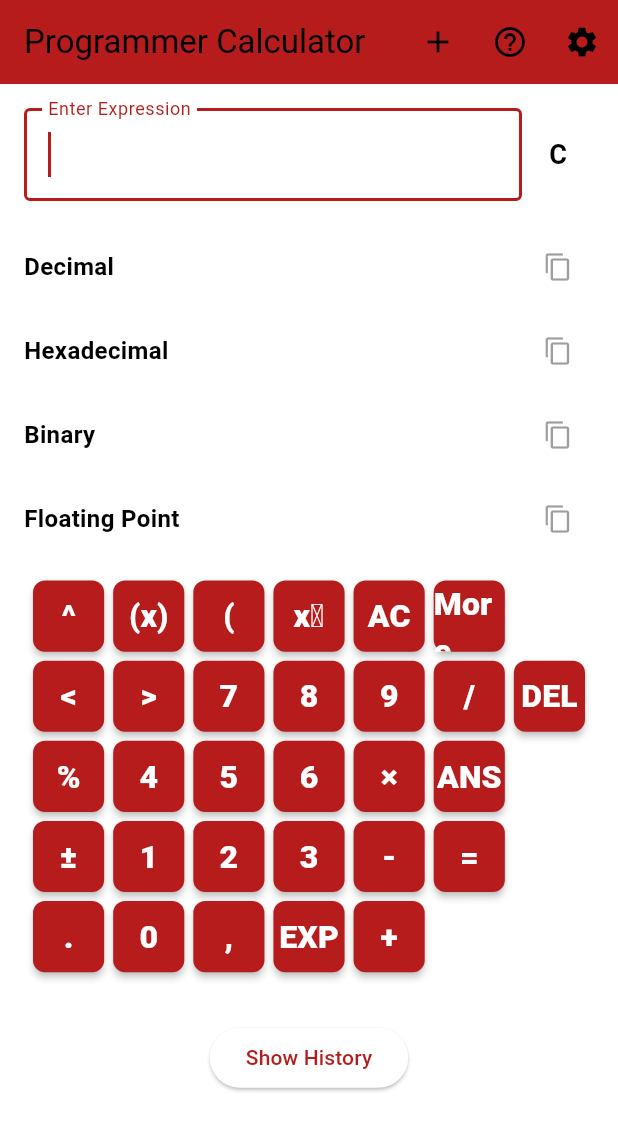
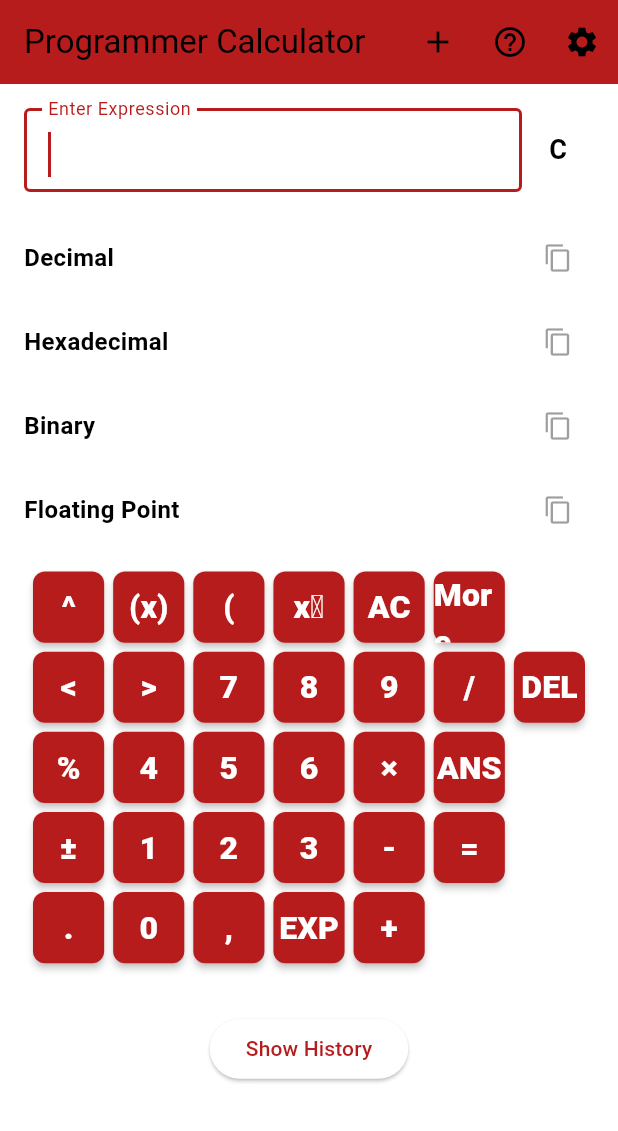
Before and after one commit to richyo-codes/pcalc-express, a Flutter app: the screen it shows after launch, on a phone screen of 412 x 824 dp. Shown: the top 1131 px of the screen. Run offline on Flutter 3.47's test engine with Material 3 defaults, Android fonts, the light colour scheme and no system bars; missing offline and left inert: dart:ffi, expressions, window_manager.

Commit message:
rendering fixes

```diff
--- a/lib/main.dart
+++ b/lib/main.dart
@@ -195,13 +195,17 @@ class _CalculatorScreenState extends State<CalculatorScreen> {
   @override
   void initState() {
     super.initState();
-    _focusNode.requestFocus(); // Set focus to the TextField by default
+
     // Determine if calculator buttons should be shown
     if (Platform.isAndroid) {
       showCalcButtons = true;
     } else {
       showCalcButtons = widget.showCalcButtonsDesktop ?? false;
     }
+
+     WidgetsBinding.instance.addPostFrameCallback((_) {
+      _focusNode.requestFocus();// Set focus to the TextField by default
+    });
   }
 
   @override
@@ -499,7 +503,12 @@ class _CalculatorScreenState extends State<CalculatorScreen> {
         padding: const EdgeInsets.all(16.0),
         child: Column(
           children: [
-            Row(
+            Expanded(
+              child: Column(
+                children: [
+                  SizedBox(
+                    height: 56, // Give the row a fixed height
+                    child: Row(
                       children: [
                         Expanded(
                           child: TextField(
@@ -524,6 +533,7 @@ class _CalculatorScreenState extends State<CalculatorScreen> {
                         ),
                         inlineCalcButton, // Small "C" button to the right
                       ],
+                    ),
                   ),
                   SizedBox(height: 16),
                   buildResultField("Decimal", decimalResult),
@@ -554,6 +564,9 @@ class _CalculatorScreenState extends State<CalculatorScreen> {
                 ],
               ),
             ),
+          ],
+        ),
+      ),
     );
   }
 }
```
Lines whose indentation alone changed are shown as unchanged.
